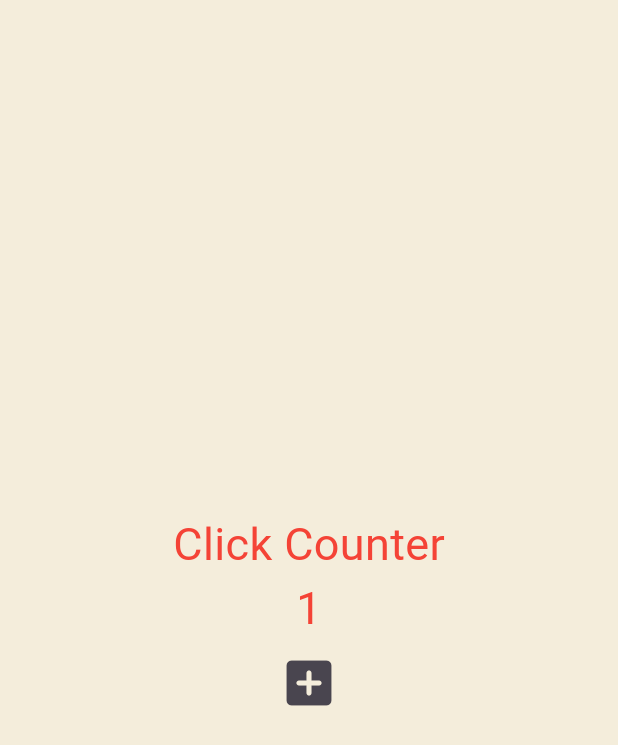
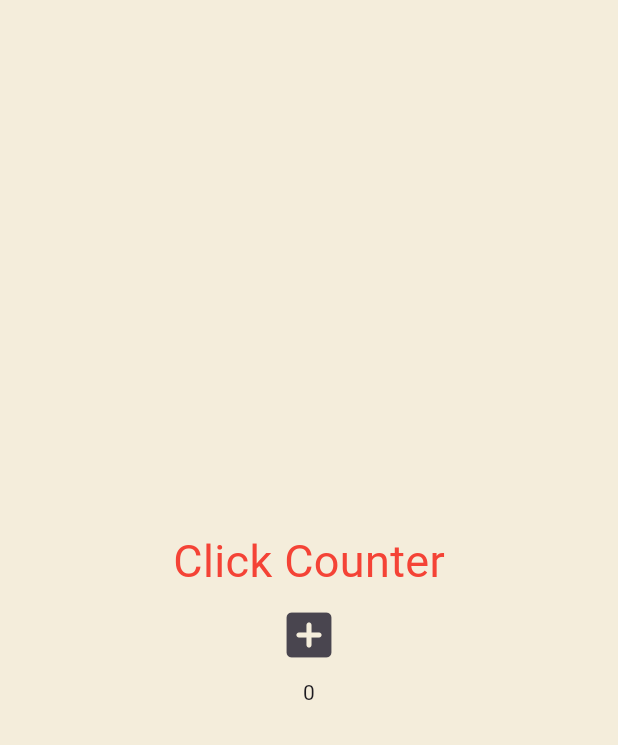
Before and after one commit to yamsroun-Study/toonflix, a Flutter app: the screen it shows after launch, after a tap on the "add box" icon, on a phone screen of 412 x 824 dp. Shown: the top 745 px of the screen. Run offline on Flutter 3.47's test engine with Material 3 defaults, Android fonts, the phone set to English and light mode, and no system bars.

Commit message:
4.2 Recap

```diff
--- a/lib/main.dart
+++ b/lib/main.dart
@@ -16,11 +16,12 @@ class CounterApp extends StatefulWidget {
 }
 
 class _CounterAppState extends State<CounterApp> {
-  int counter = 0;
+  List<int> numbers = [];
 
   void onClicked() {
     setState(() {
-      counter = counter + 1;
+      numbers.add(numbers.length);
+      print(numbers);
     });
   }
 
@@ -37,15 +38,12 @@ class _CounterAppState extends State<CounterApp> {
                 'Click Counter',
                 style: TextStyle(color: Colors.red, fontSize: 30),
               ),
-              Text(
-                '$counter',
-                style: const TextStyle(color: Colors.red, fontSize: 30),
-              ),
               IconButton(
                 iconSize: 40,
                 onPressed: onClicked,
                 icon: const Icon(Icons.add_box_rounded),
               ),
+              for (var n in numbers) Text('$n'),
             ],
           ),
         ),
```
